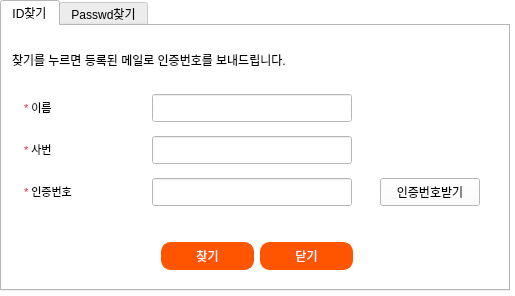
Old version of the form find.ui in the repository hyeona-jeong/HRIS.
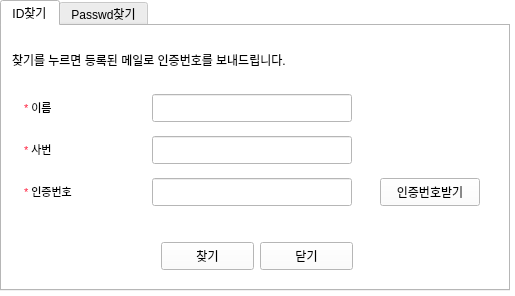
New version of the form. Icons and pictures are not drawn.

What changed in the file:
```diff
--- a/find.ui
+++ b/find.ui
@@ -695,11 +695,7 @@
          </size>
         </property>
         <property name="styleSheet">
-         <string notr="true">background-color: #ff5500;
-border-radius : 10px; 
-border : 2px solid #ff5500;
-color: white;
-</string>
+         <string notr="true"/>
         </property>
         <property name="text">
          <string>찾기</string>
@@ -721,11 +717,7 @@
          </size>
         </property>
         <property name="styleSheet">
-         <string notr="true">background-color: #ff5500;
-border-radius : 10px; 
-border : 2px solid #ff5500;
-color: white;
-</string>
+         <string notr="true"/>
         </property>
         <property name="text">
          <string>닫기</string>
```
Left out of the diff: 12 changed lines with no effect on the pictures.
